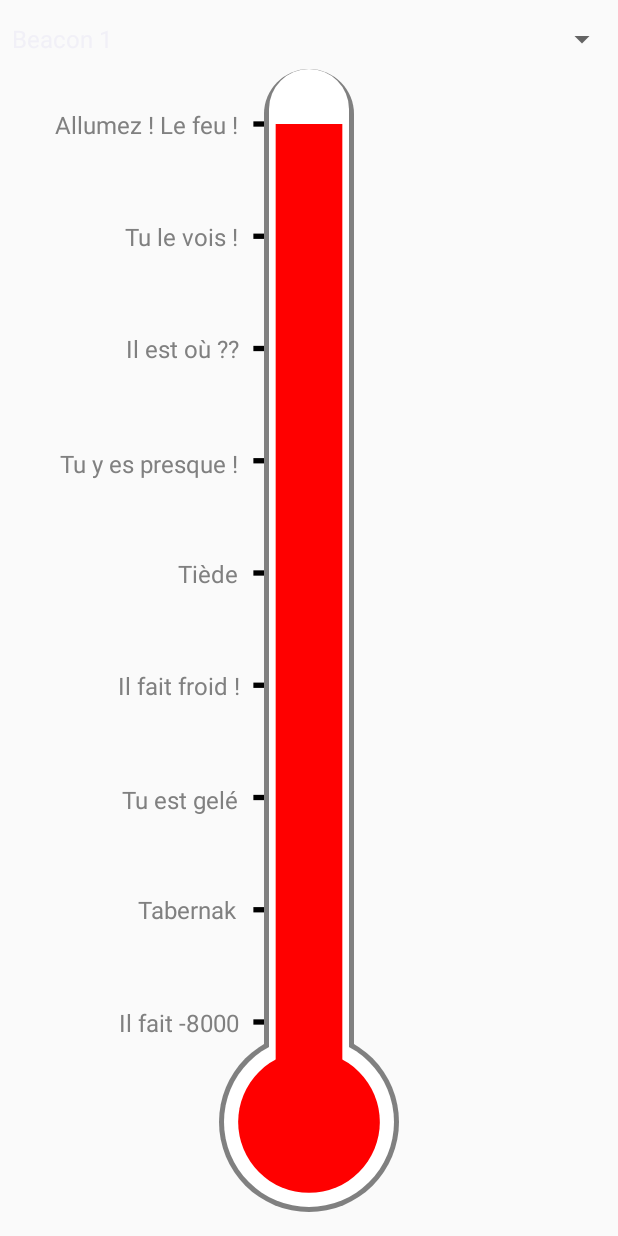
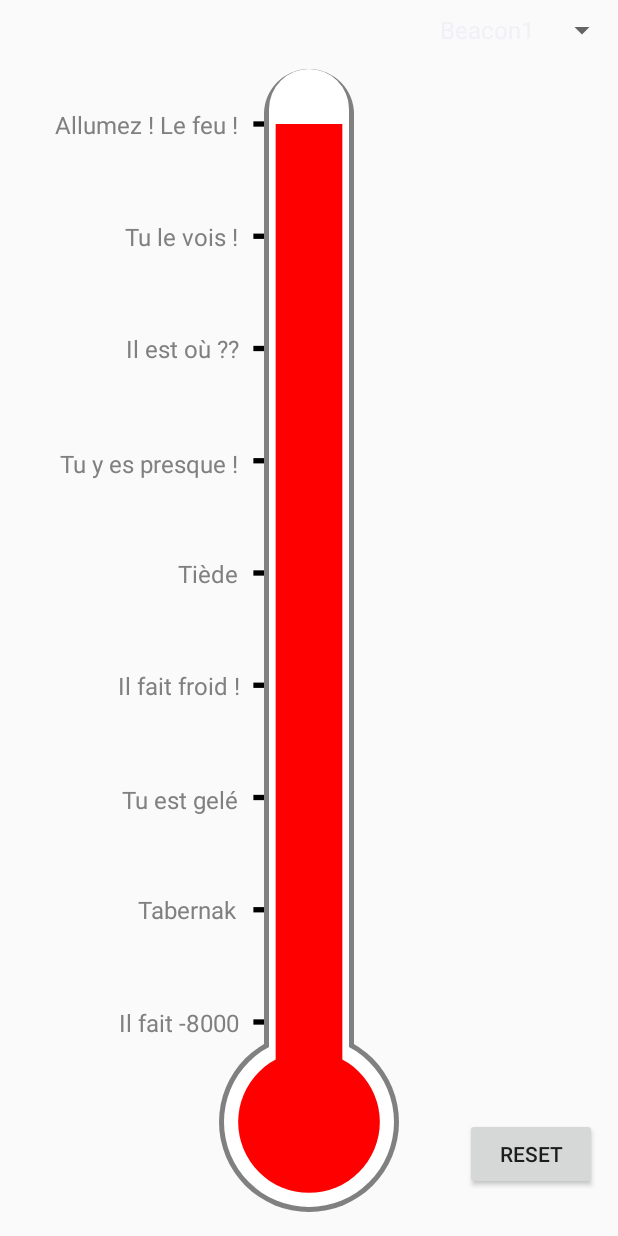
Before and after one commit to Minipomme/Project_Beacons_Final_App, an Android app: the MonitoringActivity screen opened directly, with no data from a screen before it, after a tap on "VALIDER", on a phone screen of 412 x 824 dp. Run offline under Robolectric (Android 15) with nearby library versions, the phone set to English and light mode, and no system bars; libraries missing offline, so code that uses them is left out: org.altbeacon.beacon; 3 statements that could not run were skipped.

Commit message:
Modif Chaud/froid

```diff
--- a/app/src/main/java/beacon/projetco/dii/polytech/tours/univ/beaconsfinder/BeaconReferenceApplication.java
+++ b/app/src/main/java/beacon/projetco/dii/polytech/tours/univ/beaconsfinder/BeaconReferenceApplication.java
@@ -72,7 +72,7 @@ public class BeaconReferenceApplication extends Application implements Bootstrap
             // Important:  make sure to add android:launchMode="singleInstance" in the manifest
             // to keep multiple copies of this activity from getting created if the user has
             // already manually launched the app.
-            this.startActivity(intent);
+            // this.startActivity(intent);
             haveDetectedBeaconsSinceBoot = true;
         } else {
             if (monitoringActivity == null) {
--- a/app/src/main/java/beacon/projetco/dii/polytech/tours/univ/beaconsfinder/MonitoringActivity.java
+++ b/app/src/main/java/beacon/projetco/dii/polytech/tours/univ/beaconsfinder/MonitoringActivity.java
@@ -29,8 +29,8 @@ public class MonitoringActivity extends AppCompatActivity {
             // Android M Permission check
             if (this.checkSelfPermission(Manifest.permission.ACCESS_COARSE_LOCATION) != PackageManager.PERMISSION_GRANTED) {
                 final AlertDialog.Builder builder = new AlertDialog.Builder(this);
-                builder.setTitle("This app needs location access");
-                builder.setMessage("Please grant location access so this app can detect beacons in the background.");
+                builder.setTitle("Cette application nécessite l'autorisation de la localisation");
+                builder.setMessage("Veuillez autoriser l'application à accéder à la localisation.");
                 builder.setPositiveButton(android.R.string.ok, null);
                 builder.setOnDismissListener(new DialogInterface.OnDismissListener() {
 
@@ -55,8 +55,8 @@ public class MonitoringActivity extends AppCompatActivity {
 					Log.d(TAG, "coarse location permission granted");
 				} else {
 					final AlertDialog.Builder builder = new AlertDialog.Builder(this);
-					builder.setTitle("Functionality limited");
-					builder.setMessage("Since location access has not been granted, this app will not be able to discover beacons when in the background.");
+					builder.setTitle("Fonctionnalités limitées");
+					builder.setMessage("Tant que la localisation n'est pas accordée, il n'est pas possible d'effectuer la localisation.");
 					builder.setPositiveButton(android.R.string.ok, null);
 					builder.setOnDismissListener(new DialogInterface.OnDismissListener() {
 						@Override
@@ -92,8 +92,8 @@ public class MonitoringActivity extends AppCompatActivity {
 		try {
 			if (!BeaconManager.getInstanceForApplication(this).checkAvailability()) {
 				final AlertDialog.Builder builder = new AlertDialog.Builder(this);
-				builder.setTitle("Bluetooth not enabled");
-				builder.setMessage("Please enable bluetooth in settings and restart this application.");
+				builder.setTitle("Bluetooth non activé");
+				builder.setMessage("Veuillez activer le bluetooth et redémarrer l'application.");
 				builder.setPositiveButton(android.R.string.ok, null);
 				builder.setOnDismissListener(new DialogInterface.OnDismissListener() {
 					@Override
@@ -107,8 +107,8 @@ public class MonitoringActivity extends AppCompatActivity {
 		}
 		catch (RuntimeException e) {
 			final AlertDialog.Builder builder = new AlertDialog.Builder(this);
-			builder.setTitle("Bluetooth LE not available");
-			builder.setMessage("Sorry, this device does not support Bluetooth LE.");
+			builder.setTitle("Bluetooth LE non disponible");
+			builder.setMessage("Désolé, l'appareil ne supporte pas le BLE.");
 			builder.setPositiveButton(android.R.string.ok, null);
 			builder.setOnDismissListener(new DialogInterface.OnDismissListener() {
 
@@ -120,7 +120,6 @@ public class MonitoringActivity extends AppCompatActivity {
 
 			});
 			builder.show();
-
 		}
 
 	}
--- a/app/src/main/java/beacon/projetco/dii/polytech/tours/univ/beaconsfinder/RangingActivity.java
+++ b/app/src/main/java/beacon/projetco/dii/polytech/tours/univ/beaconsfinder/RangingActivity.java
@@ -9,7 +9,10 @@ import android.graphics.Color;
 import android.os.Bundle;
 import android.os.RemoteException;
 import android.support.v7.app.AppCompatActivity;
+import android.view.View;
+import android.widget.AdapterView;
 import android.widget.ArrayAdapter;
+import android.widget.Button;
 import android.widget.Spinner;
 import android.widget.TextView;
 import android.util.Log;
@@ -32,6 +35,8 @@ public class RangingActivity extends AppCompatActivity implements BeaconConsumer
     private ArrayAdapter<String> adp;
     private List<String> b;
 
+    private Button button_reset;
+
     private Beacon selectedBeacon = null;
 
     private float distance;
@@ -53,15 +58,36 @@ public class RangingActivity extends AppCompatActivity implements BeaconConsumer
         setContentView(R.layout.activity_ranging);
         thermometer = findViewById(R.id.thermometer);
         spinnerBeacons = findViewById(R.id.spinnerBeacons);
+        button_reset = findViewById(R.id.button_reset);
         b = new ArrayList<>();
-        b.add("Beacon 1");
-        b.add("Beacon 2");
-        b.add("Beacon 3");
+        b.add("Beacon1");
+        b.add("Beacon2");
+        b.add("Beacon3");
 
-        adp = new ArrayAdapter<>(getApplicationContext(), android.R.layout.simple_spinner_item, b);
+        adp = new ArrayAdapter<>(getBaseContext(), android.R.layout.simple_spinner_item, b);
         adp.setDropDownViewResource(android.R.layout.simple_spinner_dropdown_item);
 
         spinnerBeacons.setAdapter(adp);
+
+        button_reset.setOnClickListener( new View.OnClickListener() {
+            @Override
+            public void onClick(View v) {
+                firstStart = false;
+            }
+        } );
+
+        spinnerBeacons.setOnItemSelectedListener( new AdapterView.OnItemSelectedListener() {
+            @Override
+            public void onItemSelected(AdapterView<?> parent, View view, int position, long id) {
+                firstStart = false;
+            }
+
+            @Override
+            public void onNothingSelected(AdapterView<?> parent) {
+                firstStart = false;
+            }
+        } );
+
         beaconManager.bind(this);
     }
 
@@ -88,13 +114,15 @@ public class RangingActivity extends AppCompatActivity implements BeaconConsumer
         beaconManager.addRangeNotifier(new RangeNotifier() {
            @Override
            public void didRangeBeaconsInRegion(Collection<Beacon> beacons, Region region) {
+               Log.e("e", "onBeaconServiceConnect");
               if (beacons.size() > 0) {
+                selectedBeacon = null;
                   for(Beacon b: beacons) {
-                    if(spinnerBeacons.getSelectedItem().equals(b.getBluetoothName())) {
-                        selectedBeacon = b;
-                    } else {
-                        selectedBeacon = null;
-                    }
+                      Log.e("TEST",b.getBluetoothName());
+                      if (spinnerBeacons.getSelectedItem().equals( b.getBluetoothName() )) {
+                          selectedBeacon = b;
+                          Log.e("TEST", "Selected beacon " + b.getBluetoothName());
+                      }
                   }
                   if(selectedBeacon != null) {
                       /* Start Merge */
@@ -135,8 +163,7 @@ public class RangingActivity extends AppCompatActivity implements BeaconConsumer
                       }
 
                       runOnUiThread(new Runnable() {
-                          public void run() {
-                              thermometer.setCurrentDist(distance);
+                          public void run() {thermometer.setCurrentDist(distance);
                           }
                       });
                     /* End Merge */
--- a/app/src/main/res/layout/activity_ranging.xml
+++ b/app/src/main/res/layout/activity_ranging.xml
@@ -30,9 +30,18 @@
     <Spinner
         android:id="@+id/spinnerBeacons"
         android:layout_width="match_parent"
+        android:layout_height="40dp"
+        android:layout_alignParentTop="true"
+        android:textAlignment="viewEnd"
+        android:textColor="#FF0000" />
+
+    <Button
+        android:id="@+id/button_reset"
+        android:layout_width="wrap_content"
         android:layout_height="wrap_content"
-        android:layout_alignParentStart="true"
-        android:layout_alignParentTop="true"
-        android:layout_marginTop="14dp" />
+        android:layout_alignParentEnd="true"
+        android:layout_alignTop="@+id/RangeText"
+        android:layout_marginEnd="14dp"
+        android:text="Reset" />
 
 </RelativeLayout>
```
